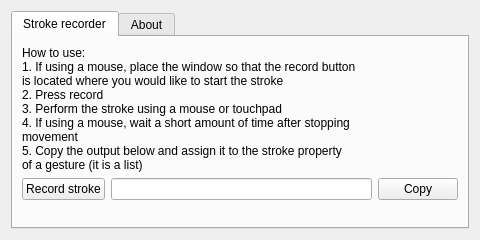
Before: the Qt Designer form src/kwin/kcm/kcm.ui in taj-ny/kwin-gestures, drawn with Qt 5.
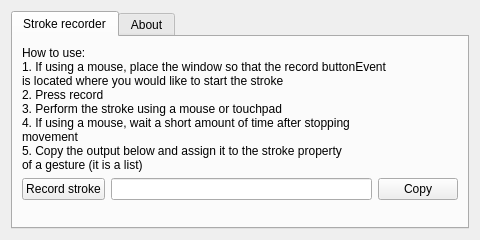
After: the same form once the commit is applied. Icons and pictures are not drawn.

```diff
--- a/src/kwin/kcm/kcm.ui
+++ b/src/kwin/kcm/kcm.ui
@@ -28,7 +28,7 @@
         <widget class="QLabel">
          <property name="text">
           <string>How to use:
-1. If using a mouse, place the window so that the record button
+1. If using a mouse, place the window so that the record buttonEvent
 is located where you would like to start the stroke
 2. Press record
 3. Perform the stroke using a mouse or touchpad
```
